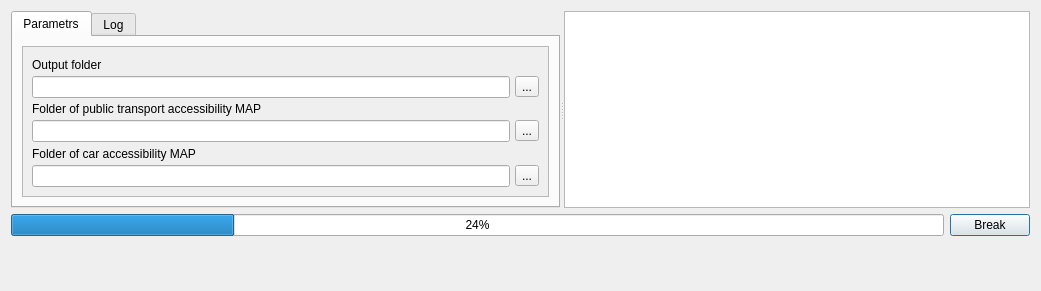
Before: the Qt Designer form tau_net_calc/relative.ui in geosimlab/accessibility, drawn with Qt 5.
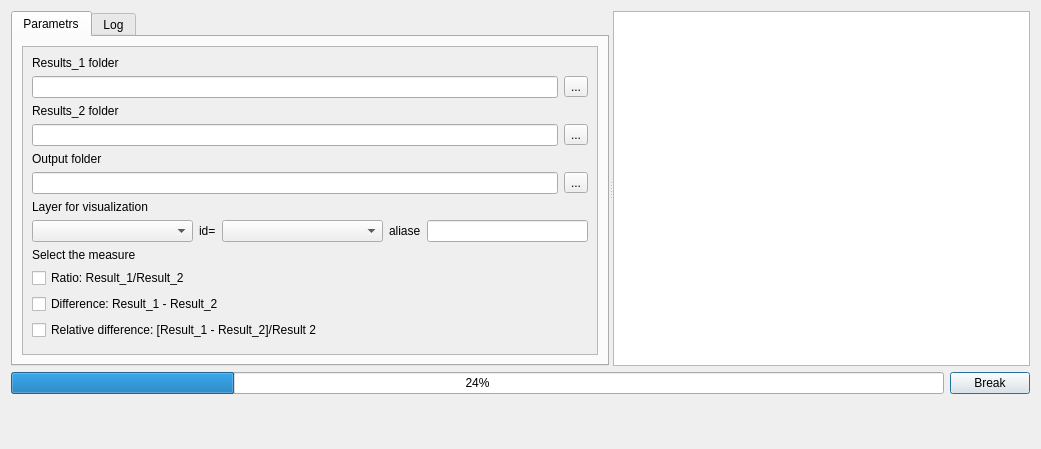
After: the same form once the commit is applied.

The edit to the form file:
```diff
--- a/tau_net_calc/relative.ui
+++ b/tau_net_calc/relative.ui
@@ -10,7 +10,7 @@
     <x>0</x>
     <y>0</y>
     <width>1041</width>
-    <height>291</height>
+    <height>449</height>
    </rect>
   </property>
   <property name="sizePolicy">
@@ -83,8 +83,8 @@
             <rect>
              <x>0</x>
              <y>0</y>
-             <width>506</width>
-             <height>153</height>
+             <width>586</width>
+             <height>311</height>
             </rect>
            </property>
            <property name="sizePolicy">
@@ -98,79 +98,190 @@
              <enum>QLayout::SetDefaultConstraint</enum>
             </property>
             <item>
-             <layout class="QGridLayout" name="gridLayout">
-              <property name="sizeConstraint">
-               <enum>QLayout::SetDefaultConstraint</enum>
-              </property>
-              <property name="horizontalSpacing">
-               <number>5</number>
-              </property>
-              <property name="verticalSpacing">
-               <number>3</number>
-              </property>
-              <item row="15" column="1">
+             <layout class="QFormLayout" name="formLayout">
+              <item row="3" column="0">
+               <widget class="QLabel" name="label_2">
+                <property name="text">
+                 <string>Results_1 folder</string>
+                </property>
+               </widget>
+              </item>
+              <item row="6" column="0" colspan="2">
+               <layout class="QHBoxLayout" name="horizontalLayout_311">
+                <item>
+                 <widget class="QLineEdit" name="txtPathToCar">
+                  <property name="sizePolicy">
+                   <sizepolicy hsizetype="Expanding" vsizetype="Maximum">
+                    <horstretch>0</horstretch>
+                    <verstretch>0</verstretch>
+                   </sizepolicy>
+                  </property>
+                  <property name="baseSize">
+                   <size>
+                    <width>16</width>
+                    <height>0</height>
+                   </size>
+                  </property>
+                 </widget>
+                </item>
+                <item>
                <widget class="QToolButton" name="toolButton_Car">
                 <property name="text">
                  <string>...</string>
                 </property>
                </widget>
               </item>
+               </layout>
+              </item>
+              <item row="5" column="0">
+               <widget class="QLabel" name="label_3">
+                <property name="text">
+                 <string>Results_2 folder</string>
+                </property>
+               </widget>
+              </item>
+              <item row="13" column="0">
+               <widget class="QCheckBox" name="cb_ratio">
+                <property name="text">
+                 <string>Ratio: Result_1/Result_2</string>
+                </property>
+               </widget>
+              </item>
+              <item row="14" column="0">
+               <widget class="QCheckBox" name="cb_difference">
+                <property name="text">
+                 <string>Difference: Result_1 - Result_2</string>
+                </property>
+               </widget>
+              </item>
               <item row="15" column="0">
-               <layout class="QHBoxLayout" name="horizontalLayout_7">
+               <widget class="QCheckBox" name="cb_relative_difference">
+                <property name="text">
+                 <string>Relative difference: [Result_1 - Result_2]/Result 2</string>
+                </property>
+               </widget>
+              </item>
+              <item row="4" column="0" colspan="2">
+               <layout class="QHBoxLayout" name="horizontalLayout_31">
                 <item>
-                 <widget class="QLineEdit" name="txtPathToCar"/>
+                 <widget class="QLineEdit" name="txtPathToPT">
+                  <property name="sizePolicy">
+                   <sizepolicy hsizetype="Expanding" vsizetype="Maximum">
+                    <horstretch>0</horstretch>
+                    <verstretch>0</verstretch>
+                   </sizepolicy>
+                  </property>
+                  <property name="baseSize">
+                   <size>
+                    <width>16</width>
+                    <height>0</height>
+                   </size>
+                  </property>
+                 </widget>
                 </item>
-               </layout>
-              </item>
-              <item row="6" column="1">
+                <item>
                <widget class="QToolButton" name="toolButton_PT">
                 <property name="text">
                  <string>...</string>
                 </property>
                </widget>
               </item>
-              <item row="1" column="1">
-               <widget class="QToolButton" name="toolButton_Output">
+               </layout>
+              </item>
+              <item row="7" column="0">
+               <widget class="QLabel" name="label_1">
                 <property name="text">
-                 <string>...</string>
+                 <string>Output folder</string>
                 </property>
                </widget>
               </item>
-              <item row="6" column="0">
+              <item row="9" column="0" colspan="2">
                <layout class="QHBoxLayout" name="horizontalLayout_3">
                 <item>
-                 <widget class="QLineEdit" name="txtPathToPT"/>
+                 <widget class="QLineEdit" name="txtPathToOutput">
+                  <property name="sizePolicy">
+                   <sizepolicy hsizetype="Expanding" vsizetype="Maximum">
+                    <horstretch>0</horstretch>
+                    <verstretch>0</verstretch>
+                   </sizepolicy>
+                  </property>
+                  <property name="baseSize">
+                   <size>
+                    <width>16</width>
+                    <height>0</height>
+                   </size>
+                  </property>
+                 </widget>
+                </item>
+                <item>
+                 <widget class="QToolButton" name="toolButton_Output">
+                  <property name="text">
+                   <string>...</string>
+                  </property>
+                 </widget>
                 </item>
                </layout>
               </item>
-              <item row="3" column="0">
+              <item row="12" column="0">
+               <widget class="QLabel" name="label_6">
+                <property name="text">
+                 <string>Select the measure</string>
+                </property>
+               </widget>
+              </item>
+              <item row="10" column="0">
                <widget class="QLabel" name="label">
                 <property name="text">
-                 <string>Folder of public transport accessibility MAP</string>
+                 <string>Layer for visualization </string>
                 </property>
                </widget>
               </item>
-              <item row="1" column="0">
-               <layout class="QHBoxLayout" name="horizontalLayout_4">
+              <item row="11" column="0" colspan="2">
+               <layout class="QHBoxLayout" name="horizontalLayout_6">
                 <item>
-                 <widget class="QLineEdit" name="txtPathToOutput"/>
+                 <widget class="QComboBox" name="cbVisLayers"/>
+                </item>
+                <item>
+                 <widget class="QLabel" name="label_4">
+                  <property name="sizePolicy">
+                   <sizepolicy hsizetype="Fixed" vsizetype="Preferred">
+                    <horstretch>0</horstretch>
+                    <verstretch>0</verstretch>
+                   </sizepolicy>
+                  </property>
+                  <property name="text">
+                   <string>id=</string>
+                  </property>
+                 </widget>
+                </item>
+                <item>
+                 <widget class="QComboBox" name="cbVisLayers_fields"/>
+                </item>
+                <item>
+                 <widget class="QLabel" name="label_5">
+                  <property name="sizePolicy">
+                   <sizepolicy hsizetype="Fixed" vsizetype="Fixed">
+                    <horstretch>0</horstretch>
+                    <verstretch>0</verstretch>
+                   </sizepolicy>
+                  </property>
+                  <property name="text">
+                   <string>aliase</string>
+                  </property>
+                 </widget>
+                </item>
+                <item>
+                 <widget class="QLineEdit" name="txtAliase">
+                  <property name="sizePolicy">
+                   <sizepolicy hsizetype="Preferred" vsizetype="Fixed">
+                    <horstretch>0</horstretch>
+                    <verstretch>0</verstretch>
+                   </sizepolicy>
+                  </property>
+                 </widget>
                 </item>
                </layout>
               </item>
-              <item row="13" column="0">
-               <widget class="QLabel" name="label_13">
-                <property name="text">
-                 <string>Folder of car accessibility MAP</string>
-                </property>
-               </widget>
-              </item>
-              <item row="0" column="0">
-               <widget class="QLabel" name="label_2">
-                <property name="text">
-                 <string>Output folder</string>
-                </property>
-               </widget>
-              </item>
              </layout>
             </item>
            </layout>
@@ -190,11 +301,7 @@
        </layout>
       </widget>
      </widget>
-     <widget class="QPlainTextEdit" name="textInfo">
-      <property name="readOnly">
-       <bool>true</bool>
-      </property>
-     </widget>
+     <widget class="QTextBrowser" name="textInfo"/>
     </widget>
    </item>
    <item>
```
Lines whose indentation alone changed are shown as unchanged.
